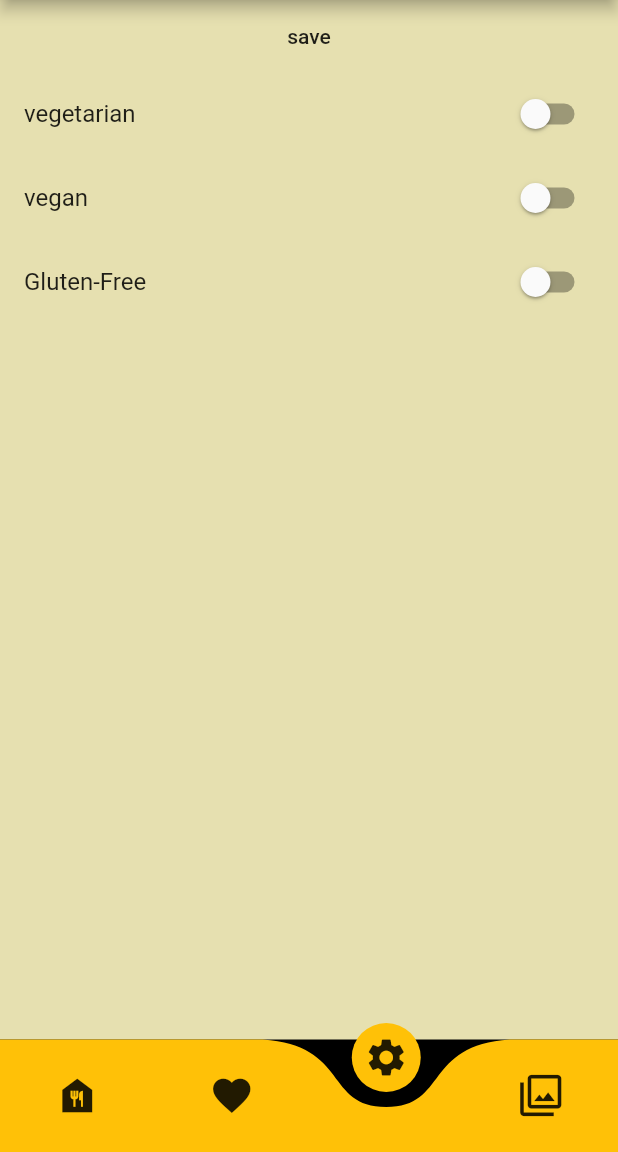
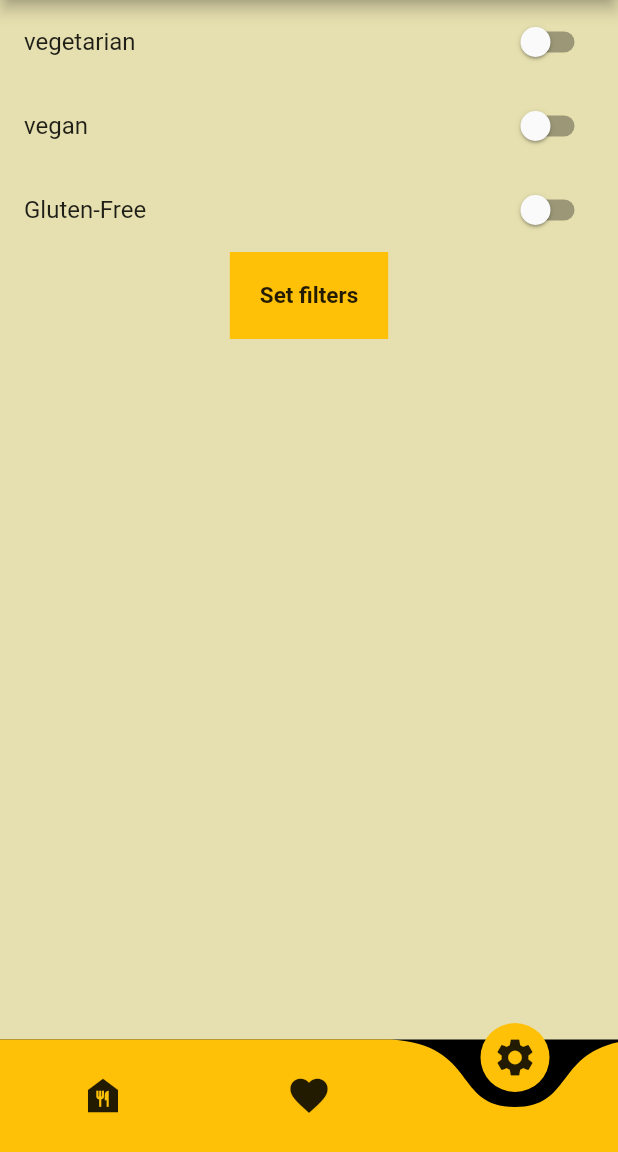
Before and after one commit to Bahaaeddineg/MealApp, a Flutter app: the screen it shows after launch, item 3 of the bottom bar chosen, on a phone screen of 412 x 824 dp, the part 84-1236 px from its top. Run offline on Flutter 3.47's test engine with Material 2 defaults, Android fonts, the light colour scheme and no system bars; drawn by our look-alikes of curved_navigation_bar; our stand-ins replace easy_splash_screen.

Commit message:
Better ui 1

```diff
--- a/lib/views/MealMenu.dart
+++ b/lib/views/MealMenu.dart
@@ -36,6 +36,7 @@ class _MealsState extends State<Meals> {
                     image: e.image,
                     id: e.id,
 
+
                   ))
               .toList()),
     );
--- a/lib/views/filter.dart
+++ b/lib/views/filter.dart
@@ -3,36 +3,30 @@ import 'package:mealapp/widgets/drawer.dart';
 
 import '../data/data.dart';
 
-
-List meals_list_updated=meals_list;
+List meals_list_updated = meals_list;
 
 class Filter extends StatefulWidget {
-
-
-
   @override
   State<Filter> createState() => _FilterState();
 }
 
 class _FilterState extends State<Filter> {
   final String name = 'filter';
-  void setFilters(){
+  void setFilters() {
     setState(() {
-    meals_list_updated=meals_list.where((element) {
+      meals_list_updated = meals_list.where((element) {
         if (vegetarian && !element.vegetarian) return false;
-      if (vegan && !element.vegan) return false ;
+        if (vegan && !element.vegan) return false;
         if (gluten && !element.gluten_free) return false;
         return true;
       }).toList();
     });
+    ScaffoldMessenger.of(context).showSnackBar(const SnackBar(duration:Duration(seconds: 2),content: Text('Filters set',textAlign: TextAlign.center,),));
   }
+
   @override
   Widget build(BuildContext context) {
     return Column(
-      children: [
-        MaterialButton(child: Text('save'),onPressed: setFilters,),
-        Expanded(
-          child: ListView(
       children: [
         SwitchListTile(
             title: const Text('vegetarian'),
@@ -55,12 +49,19 @@ class _FilterState extends State<Filter> {
             value: gluten,
             onChanged: (value) {
               setState(() {
-                      gluten= value;
+                gluten = value;
               });
             }),
-            ],
+        InkWell(
+            onTap: setFilters,
+            child: Container(
+              padding: const EdgeInsets.all(20),
+              decoration: const BoxDecoration(color: Colors.amber),
+              child: const Text(
+                'Set filters',
+                style: TextStyle(fontSize: 15, fontWeight: FontWeight.bold),
               ),
-        ),
+            )),
       ],
     );
   }
--- a/lib/views/homePage.dart
+++ b/lib/views/homePage.dart
@@ -1,13 +1,12 @@
 import 'package:curved_navigation_bar/curved_navigation_bar.dart';
 import 'package:flutter/material.dart';
-import 'package:mealapp/data/data.dart';
 import '../widgets/categoriesGrid.dart';
 import '../widgets/drawer.dart';
 import '../widgets/favourites.dart';
 import 'filter.dart';
 
 class Home extends StatefulWidget {
-  final String name='category';
+  final String name = 'category';
   const Home({super.key});
 
   @override
@@ -18,14 +17,11 @@ List widgets = [
   {'page': CategoriesScreen(), 'title': 'Foods'},
   {'page': const Favourites(), 'title': 'Favourite foods'},
   {'page': Filter(), 'title': 'Filter'},
-  {'page': const Favourites(), 'title': 'Favourite foods'},
+
 ];
-
 
 class _HomeState extends State<Home> {
   int selectedWidgetIndex = 0;
-
-
 
   void selectedWidget(int value) {
     setState(() {
@@ -62,10 +58,6 @@ class _HomeState extends State<Home> {
               Icons.settings,
               size: 30,
             ),
-            Icon(
-              Icons.filter,
-              size: 30,
-            )
           ]),
       drawer: const CustomDrawer(),
     );
--- a/lib/widgets/favourites.dart
+++ b/lib/widgets/favourites.dart
@@ -8,7 +8,11 @@ class Favourites extends StatelessWidget {
 
   @override
   Widget build(BuildContext context) {
-    return ListView(
+    return favouritesList.length == 0
+        ? const Center(
+            child: Text(
+                "You have no favourite food ! Go dicover the available food !",textAlign: TextAlign.center,style: TextStyle(fontWeight: FontWeight.bold,fontSize: 17),))
+        : ListView(
             children: favouritesList
                 .map((e) => EachMeal(
                       price: e.price,
```
Also changed, not shown: lib/widgets/eachMeal.dart (+21 -9 lines). Lines whose indentation alone changed are shown as unchanged.
